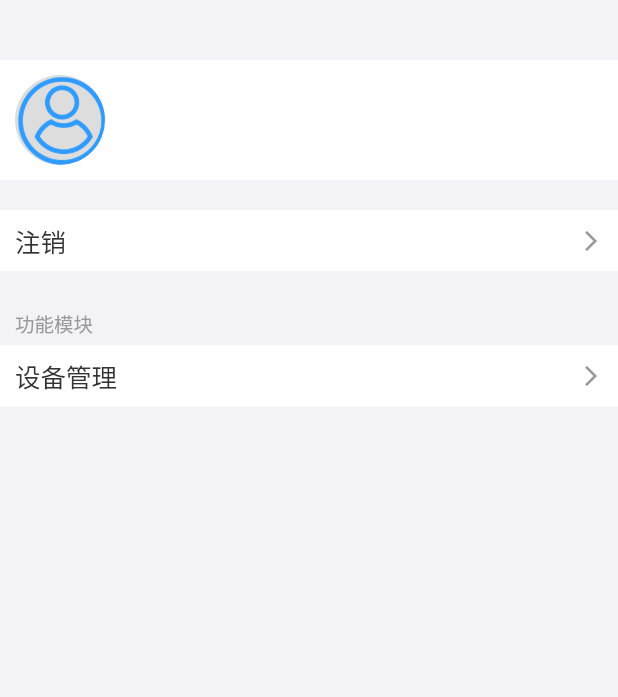
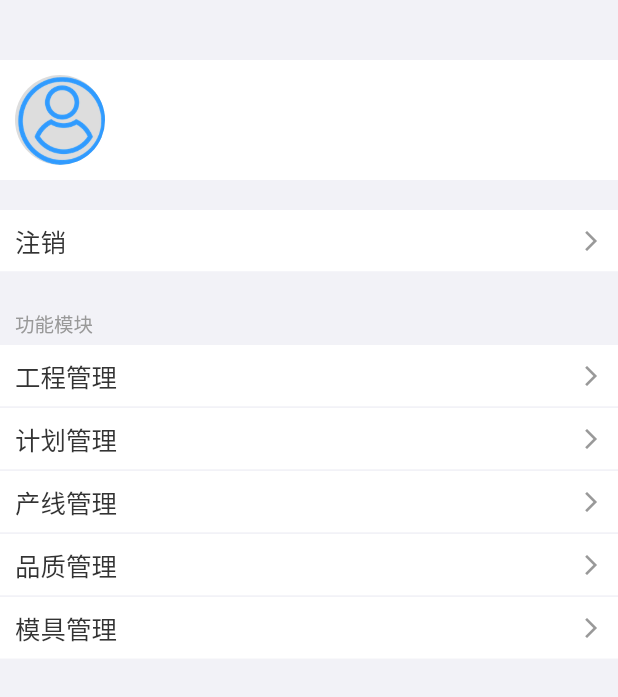
Before and after one commit to AlbusSong/mes, a Flutter app: the HomeMenu widget shown alone on an empty page, opened directly, on a phone screen of 412 x 824 dp. Shown: the top 697 px of the screen. Run offline on Flutter 3.47's test engine with Material 2 defaults, Android fonts, the phone set to English and light mode, and no system bars; our stand-ins replace convert, dio, shared_preferences, sqflite; accounts and stored records are empty.

Commit message:
Finish HomeMenu

```diff
--- a/lib/Home/HomeMenu.dart
+++ b/lib/Home/HomeMenu.dart
@@ -27,7 +27,15 @@ class _HomeMenuState extends State<HomeMenu> {
           _menuFunctionItem("注销", 0),
           WidgetTool.createListViewLine(25, backgroundColor),
           _menuHeaderTitle(),
-          _menuFunctionItem("设备管理", 1),
+          _menuFunctionItem("工程管理", 1),
+          WidgetTool.createListViewLine(1, backgroundColor),
+          _menuFunctionItem("计划管理", 2),
+          WidgetTool.createListViewLine(1, backgroundColor),
+          _menuFunctionItem("产线管理", 3),
+          WidgetTool.createListViewLine(1, backgroundColor),
+          _menuFunctionItem("品质管理", 4),
+          WidgetTool.createListViewLine(1, backgroundColor),
+          _menuFunctionItem("模具管理", 5),
         ],
       ),
     );
```
